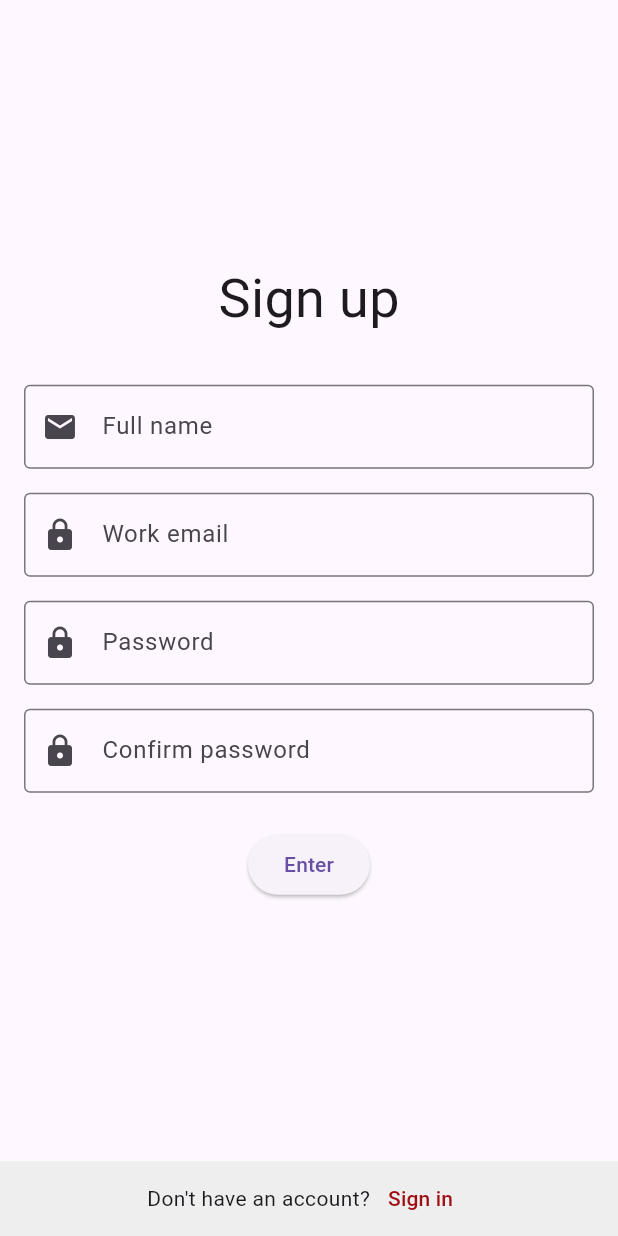
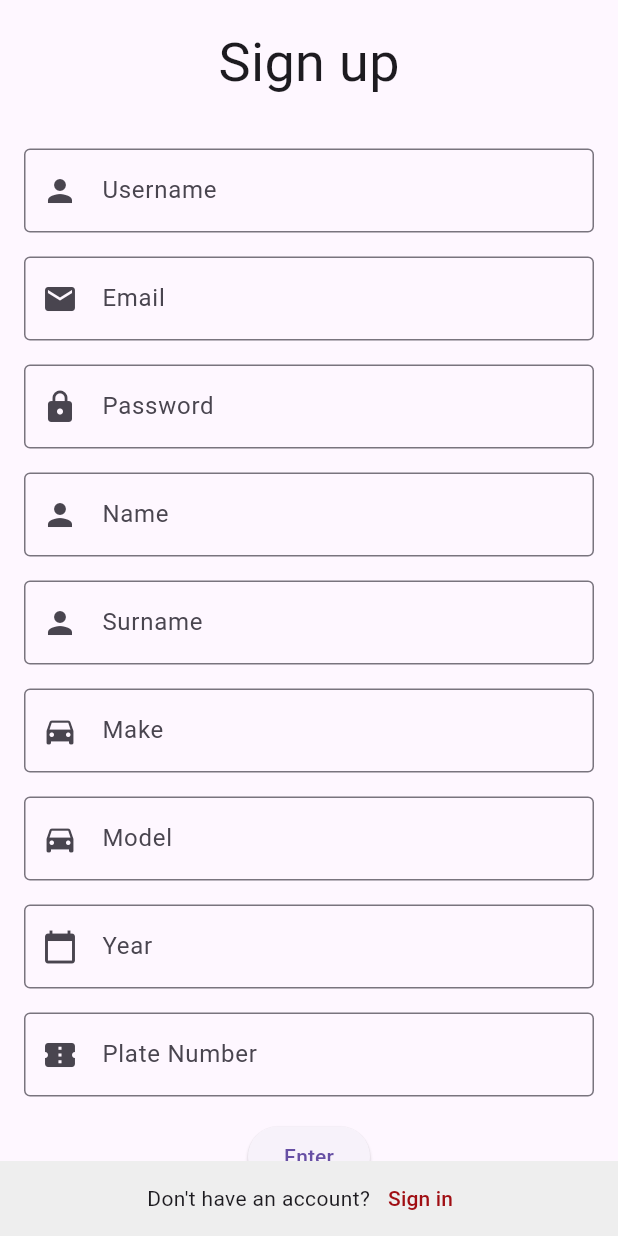
Before and after one commit to alionazherdetska/carpooling-poco-slaves, a Flutter app: the SignUpScreen screen opened by its route, after a tap on "Enter", on a phone screen of 412 x 824 dp. Run offline on Flutter 3.47's test engine with Material 3 defaults, Android fonts, the phone set to English and light mode, and no system bars; our stand-ins replace flutter_secure_storage, go_router, google_maps_flutter, jwt_decoder; accounts and stored records are empty.

```diff
--- /dev/null
+++ b/flutter_app/devtools_options.yaml
@@ -0,0 +1,3 @@
+description: This file stores settings for Dart & Flutter DevTools.
+documentation: https://docs.flutter.dev/tools/devtools/extensions#configure-extension-enablement-states
+extensions:
--- a/flutter_app/lib/repo/AuthenticationApi.dart
+++ b/flutter_app/lib/repo/AuthenticationApi.dart
@@ -5,7 +5,7 @@ import 'package:http/http.dart' as http;
 abstract class AuthenticationRepository {
 
   ///Authentication
-  Future<User> loginUser({required String username, required String password});
+  Future<void> loginUser(String username, String password);
   Future<User> logoutUser({required String city});
 
   Future<http.Response> createUser({required User user});
--- a/flutter_app/lib/ui/screens/sign_in/sign_in.dart
+++ b/flutter_app/lib/ui/screens/sign_in/sign_in.dart
@@ -84,8 +84,7 @@ class _SignInScreenState extends State<SignInScreen> {
                   //   print('Password: ${_passwordController.text}');
                   // }
 
-                   _loginVM.signUpUser(null);
-                  //_loginVM.getUser("userId");
+                  _loginVM.signInUser(_emailController.text, _passwordController.text);
 
                   //context.go(ENavigation.home.path);
                 },
--- a/flutter_app/lib/ui/screens/sign_up/sign_up.dart
+++ b/flutter_app/lib/ui/screens/sign_up/sign_up.dart
@@ -8,6 +8,9 @@ import 'package:poco_hackers_app/widgets/CWidgets.dart';
 import '../../../constants/CColors.dart';
 import '../../../constants/CDimensions.dart';
 import '../../../generated/l10n.dart';
+import '../../../models/User.dart';
+import '../../../repo/AuthenticationApiImpl.dart';
+import '../../../viewmodels/LoginViewModel.dart';
 
 class SignUpScreen extends StatefulWidget {
   SignUpScreen({super.key});
@@ -18,14 +21,25 @@ class SignUpScreen extends StatefulWidget {
 
 class _SignUpScreenState extends State<SignUpScreen> {
   final _formKey = GlobalKey<FormState>();
+  final _usernameController = TextEditingController();
   final _emailController = TextEditingController();
   final _passwordController = TextEditingController();
+  final _nameController = TextEditingController();
+  final _surnameController = TextEditingController();
+  final _makeController = TextEditingController();
+  final _modelController = TextEditingController();
+  final _yearController = TextEditingController();
+  final _plateNumberController = TextEditingController();
 
   @override
   Widget build(BuildContext context) {
+    final auth = AuthenticationRepositoryImpl();
+    final _loginVM = LoginViewModel(auth);
+
     return Scaffold(
       bottomNavigationBar: _footer,
-      body: Padding(
+      body: SingleChildScrollView(
+        child: Padding(
           padding: const EdgeInsets.all(16.0),
           child: Column(
             mainAxisAlignment: MainAxisAlignment.center,
@@ -36,74 +50,125 @@ class _SignUpScreenState extends State<SignUpScreen> {
               ),
               spacerVertical(32),
               TextFormField(
+                controller: _usernameController,
+                decoration: InputDecoration(
+                  labelText: 'Username',
+                  prefixIcon: const Icon(Icons.person),
+                  border: const OutlineInputBorder(),
+                ),
+              ),
+              spacerVertical16,
+              TextFormField(
                 controller: _emailController,
                 decoration: InputDecoration(
-                labelText: S.current.fullName,
-                // hintText: S.current.enterName,
+                  labelText: 'Email',
                   prefixIcon: const Icon(Icons.email),
                   border: const OutlineInputBorder(),
                 ),
                 keyboardType: TextInputType.emailAddress,
-              // validator: MultiValidator([
-              //   RequiredValidator(errorText: 'Email is required'),
-              //   EmailValidator(errorText: 'Invalid email format'),
-              // ]),
               ),
               spacerVertical16,
               TextFormField(
                 controller: _passwordController,
                 decoration: InputDecoration(
-                labelText: S.current.workEmail,
-                // hintText: S.current.workEmail,
+                  labelText: 'Password',
                   prefixIcon: const Icon(Icons.lock),
                   border: const OutlineInputBorder(),
                 ),
                 obscureText: true,
-              keyboardType: TextInputType.visiblePassword,
-              // validator: RequiredValidator(errorText: 'Password is required'),
               ),
               spacerVertical16,
-
               TextFormField(
-              controller: _passwordController,
-              decoration: const InputDecoration(
-                labelText: 'Password',
-                // hintText: 'Enter your password',
-                prefixIcon: Icon(Icons.lock),
-                border: OutlineInputBorder(),
+                controller: _nameController,
+                decoration: InputDecoration(
+                  labelText: 'Name',
+                  prefixIcon: const Icon(Icons.person),
+                  border: const OutlineInputBorder(),
                 ),
-              obscureText: true,
-              keyboardType: TextInputType.visiblePassword,
-              // validator: RequiredValidator(errorText: 'Password is required'),
               ),
               spacerVertical16,
-
               TextFormField(
-              controller: _passwordController,
+                controller: _surnameController,
                 decoration: InputDecoration(
-                labelText: S.current.confirmPassword,
-                // hintText: 'Enter your password',
-                prefixIcon: const Icon(Icons.lock),
+                  labelText: 'Surname',
+                  prefixIcon: const Icon(Icons.person),
                   border: const OutlineInputBorder(),
                 ),
-              obscureText: true,
-              keyboardType: TextInputType.visiblePassword,
-              // validator: RequiredValidator(errorText: 'Password is required'),
               ),
-            spacerVertical(24),
+              spacerVertical16,
+              TextFormField(
+                controller: _makeController,
+                decoration: InputDecoration(
+                  labelText: 'Make',
+                  prefixIcon: const Icon(Icons.directions_car),
+                  border: const OutlineInputBorder(),
+                ),
+              ),
+              spacerVertical16,
+              TextFormField(
+                controller: _modelController,
+                decoration: InputDecoration(
+                  labelText: 'Model',
+                  prefixIcon: const Icon(Icons.directions_car),
+                  border: const OutlineInputBorder(),
+                ),
+              ),
+              spacerVertical16,
+              TextFormField(
+                controller: _yearController,
+                decoration: InputDecoration(
+                  labelText: 'Year',
+                  prefixIcon: const Icon(Icons.calendar_today),
+                  border: const OutlineInputBorder(),
+                ),
+                keyboardType: TextInputType.number,
+              ),
+              spacerVertical16,
+              TextFormField(
+                controller: _plateNumberController,
+                decoration: InputDecoration(
+                  labelText: 'Plate Number',
+                  prefixIcon: const Icon(Icons.confirmation_number),
+                  border: const OutlineInputBorder(),
+                ),
+              ),
+              spacerVertical16,
               ElevatedButton(
                 onPressed: () {
                   // if (_formKey.currentState!.validate()) {
                   //   // Process login/signup
+                  //   print('Collected Data:');
+                  //   print('Username: ${_usernameController.text}');
                   //   print('Email: ${_emailController.text}');
                   //   print('Password: ${_passwordController.text}');
+                  //   print('Name: ${_nameController.text}');
+                  //   print('Surname: ${_surnameController.text}');
+                  //   print('Car: ${_makeController.text}, ${_modelController.text}, ${_yearController.text}, ${_plateNumberController.text}');
                   // }
 
-                context.pop();
+
+                  _loginVM.signUpUser(
+                      User(
+                        username: _usernameController.text,
+                        email: _emailController.text,
+                        password: _passwordController.text,
+                        name: _nameController.text,
+                        surname: _surnameController.text,
+                        car: Car(
+                          make: _makeController.text,
+                          model: _modelController.text,
+                          year: int.parse(_yearController.text),
+                          plateNumber: _plateNumberController.text,
+                        ),
+                      )
+                  );
+
+                  //context.pop();
                 },
                 child: const Text('Enter'),
               ),
             ],
+          ),
         ),
       ),
     );
--- a/flutter_app/pubspec.yaml
+++ b/flutter_app/pubspec.yaml
@@ -21,6 +21,9 @@ dependencies:
 
   provider: ^6.1.2
 
+  flutter_secure_storage: ^9.2.2
+  jwt_decoder: ^2.0.1
+
 
 dev_dependencies:
   flutter_test:
```
Also changed, not shown: flutter_app/lib/repo/AuthenticationApiImpl.dart (+32 -3 lines), flutter_app/lib/ui/screens/schedule/schedule.dart (added, +15 -0 lines), flutter_app/lib/viewmodels/LoginViewModel.dart (+3 -19 lines), flutter_app/pubspec.lock, 1 other file. Lines whose indentation alone changed are shown as unchanged.
